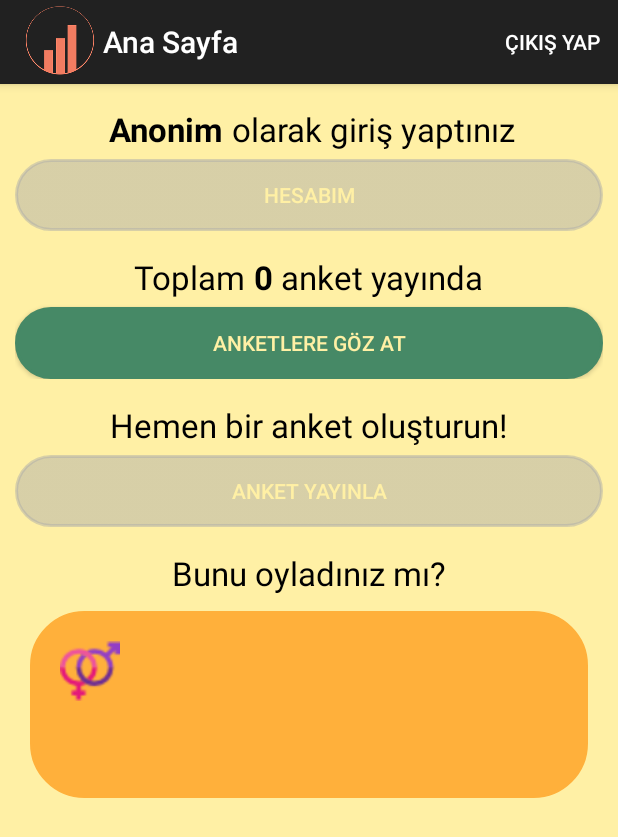
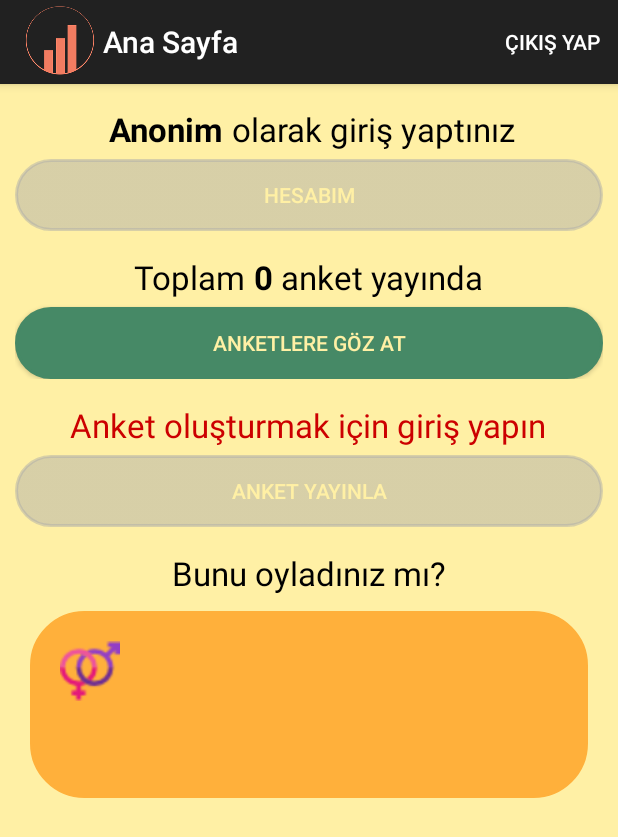
Before and after one commit to noskurt/Oyla, an Android app: the MainActivity screen opened directly, with no data from a screen before it, after a tap on an icon or button, on a phone screen of 412 x 824 dp. Shown: the top 837 px of the screen. Run offline under Robolectric (Android 15) with nearby library versions, the phone set to English and light mode, and no system bars; our stand-ins replace Firebase (no records; nobody signed in at launch, a user with empty details on screens opened directly); 8 statements that could not run were skipped.

Commit message:
Minor updates

```diff
--- a/app/src/main/java/com/ygznsl/noskurt/oyla/MainActivity.java
+++ b/app/src/main/java/com/ygznsl/noskurt/oyla/MainActivity.java
@@ -60,6 +60,8 @@ public class MainActivity extends AppCompatActivity implements Serializable, Vie
     private transient ProgressBar pbRandomPollMain;
     private transient TextView txtUserNameMain;
     private transient TextView txtPollCountMain;
+    private transient TextView txtUserCannotCreatePollMain;
+    private transient TextView txtCreatePollMain;
     private transient TextView txtPollTitleMain;
     private transient TextView txtPollPublishDateMain;
     private transient TextView txtPollCategoryMain;
@@ -342,6 +344,8 @@ public class MainActivity extends AppCompatActivity implements Serializable, Vie
         llRandomPollMain = (RelativeLayout) findViewById(R.id.llRandomPollMain);
         txtUserNameMain = (TextView) findViewById(R.id.txtUserNameMain);
         txtPollCountMain = (TextView) findViewById(R.id.txtPollCountMain);
+        txtUserCannotCreatePollMain = (TextView) findViewById(R.id.txtUserCannotCreatePollMain);
+        txtCreatePollMain = (TextView) findViewById(R.id.txtCreatePollMain);
         txtPollTitleMain = (TextView) findViewById(R.id.txtPollTitleMain);
         txtPollPublishDateMain = (TextView) findViewById(R.id.txtPollPublishDateMain);
         txtPollCategoryMain = (TextView) findViewById(R.id.txtPollCategoryMain);
@@ -389,6 +393,8 @@ public class MainActivity extends AppCompatActivity implements Serializable, Vie
             txtUserNameMain.setText(getString(R.string.text_anonymousUser));
             txtUserNameMain.setVisibility(View.VISIBLE);
             pbUserNameMain.setVisibility(View.GONE);
+            txtUserCannotCreatePollMain.setVisibility(View.VISIBLE);
+            txtCreatePollMain.setVisibility(View.GONE);
             btnCreatePollMain.setEnabled(false);
             btnAccountMain.setEnabled(false);
         }
--- a/app/src/main/java/com/ygznsl/noskurt/oyla/RegisterActivity.java
+++ b/app/src/main/java/com/ygznsl/noskurt/oyla/RegisterActivity.java
@@ -300,6 +300,7 @@ public class RegisterActivity extends AppCompatActivity {
 
     private void logIn(){
         final Intent intent = new Intent(this, MainActivity.class);
+        intent.putExtra("anonymous", false);
         startActivity(intent);
         finish();
     }
--- a/app/src/main/res/layout/activity_main.xml
+++ b/app/src/main/res/layout/activity_main.xml
@@ -146,6 +146,21 @@
                 android:orientation="vertical">
 
                 <TextView
+                    android:id="@+id/txtUserCannotCreatePollMain"
+                    android:layout_width="wrap_content"
+                    android:layout_height="wrap_content"
+                    android:layout_gravity="center"
+                    android:layout_marginBottom="5dp"
+                    android:layout_marginLeft="10dp"
+                    android:layout_marginRight="10dp"
+                    android:layout_marginTop="5dp"
+                    android:text="@string/text_userCannotCreatePoll"
+                    android:textColor="@android:color/holo_red_dark"
+                    android:textSize="10pt"
+                    android:visibility="gone" />
+
+                <TextView
+                    android:id="@+id/txtCreatePollMain"
                     android:layout_width="wrap_content"
                     android:layout_height="wrap_content"
                     android:layout_gravity="center"
--- a/app/src/main/res/values/strings.xml
+++ b/app/src/main/res/values/strings.xml
@@ -84,6 +84,7 @@
     <string name="text_userAlreadyVoted">Bu anketi daha önce oylamışsınız!</string>
     <string name="text_accordingToUser">Anketi Yayınlayan Kullanıcıya Göre</string>
     <string name="text_filterOptionUser">Şu kişinin yayınladıklarını göster: </string>
+    <string name="text_userCannotCreatePoll">Anket oluşturmak için giriş yapın</string>
     <string name="text_filterOptionMultipleNo">Yalnızca bir seçeneği oylanabilsin</string>
     <string name="text_filterOptionMultipleYes">Birden fazla seçeneği oylanabilsin</string>
     <string name="text_anonymousUserCannotVote">Anonim olarak giriş yaptığınız için\nbu anketi oylayamazsınız!</string>
```
